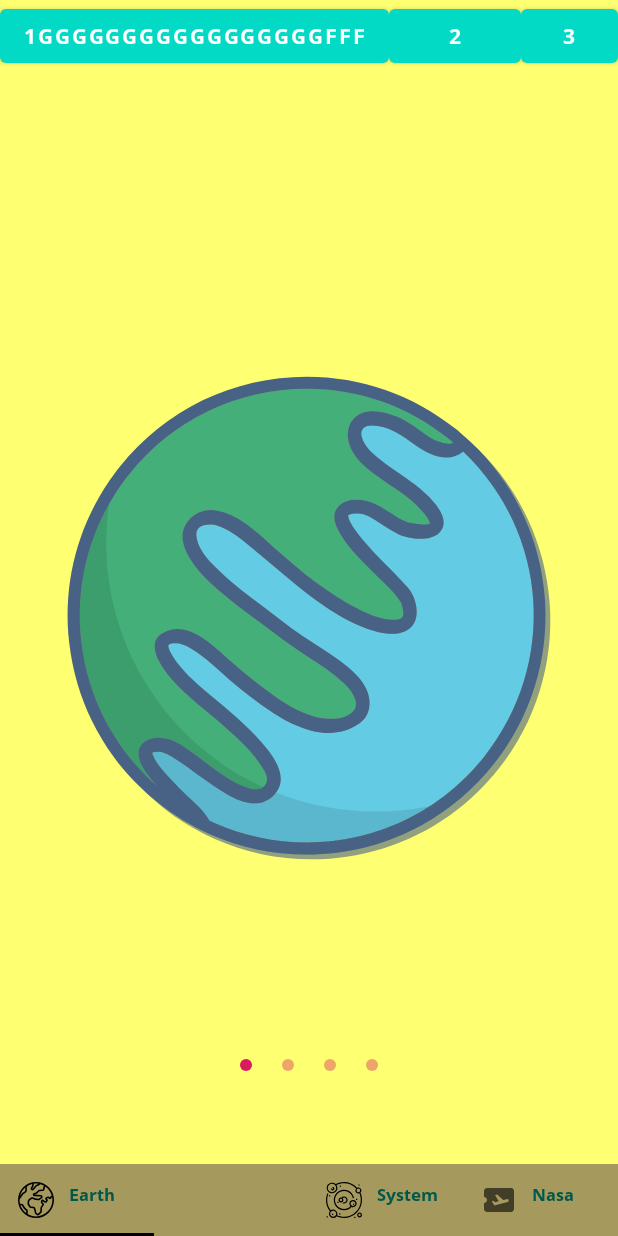
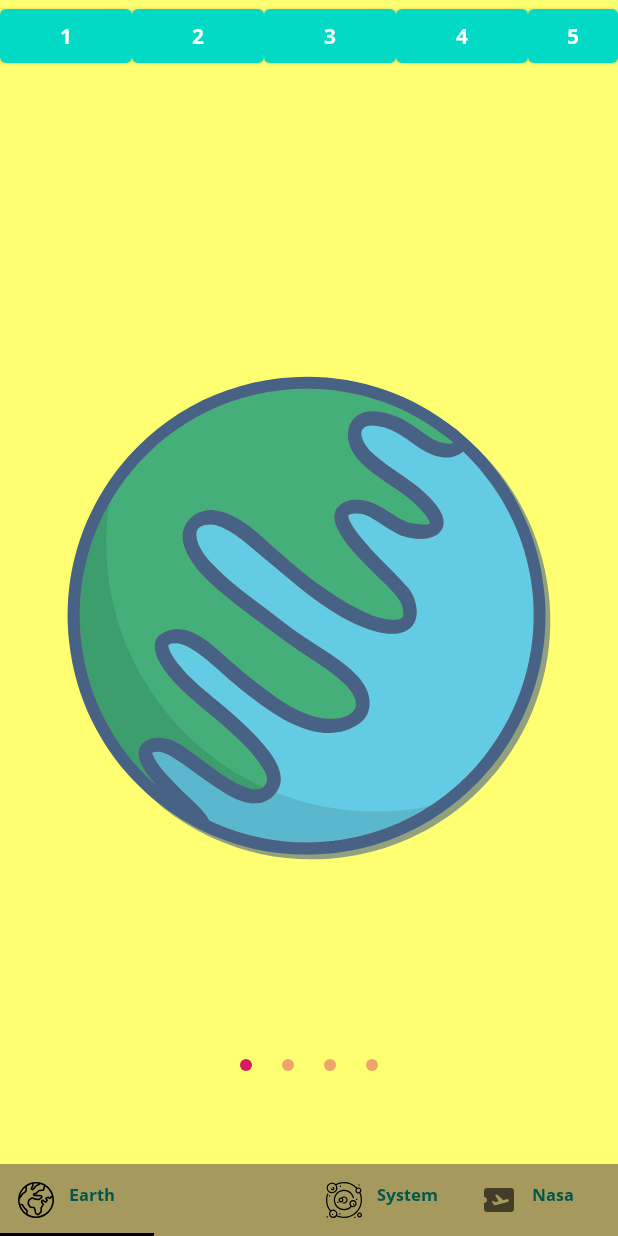
Before and after one commit to ip-droid/PiK4A, an Android app: the screen it shows after launch (ApiActivity), on a phone screen of 412 x 824 dp. Run offline under Robolectric (Android 15) with nearby library versions, the phone set to English and light mode, and no system bars; pictures from the network do not load; 1 statement that could not run was skipped.

Commit message:
Добавил группу в myGroup fragment_earth.xml

```diff
--- a/app/src/main/res/layout/fragment_earth.xml
+++ b/app/src/main/res/layout/fragment_earth.xml
@@ -14,47 +14,18 @@
         android:layout_height="150dp"
         android:orientation="horizontal">
 
-        <androidx.constraintlayout.widget.Guideline
-            android:id="@+id/gl1"
+        <androidx.constraintlayout.widget.Group
+            android:id="@+id/myGroup"
             android:layout_width="wrap_content"
             android:layout_height="wrap_content"
-            android:orientation="vertical"
-            app:layout_constraintGuide_percent="0.3" />
-
-        <androidx.constraintlayout.widget.Guideline
-            android:id="@+id/gl2"
-            android:layout_width="wrap_content"
-            android:layout_height="wrap_content"
-            android:orientation="horizontal"
-            app:layout_constraintGuide_percent="0.2" />
-
-        <androidx.constraintlayout.widget.Barrier
-            android:id="@+id/barrierEnd"
-            android:layout_width="wrap_content"
-            android:layout_height="wrap_content"
-            app:barrierDirection="end"
+            android:visibility="gone"
             app:constraint_referenced_ids="btn1,btn2,btn3"/>
-        <androidx.constraintlayout.widget.Barrier
-            android:id="@+id/barrierBottom"
-            android:layout_width="wrap_content"
-            android:layout_height="wrap_content"
-            app:barrierDirection="bottom"
-            app:constraint_referenced_ids="btn1,btn2,btn3"/>
-
-        <androidx.constraintlayout.widget.Barrier
-            android:id="@+id/barrierFor5"
-            android:layout_width="wrap_content"
-            android:layout_height="wrap_content"
-            app:barrierDirection="start"
-            app:constraint_referenced_ids="btn5"/>
-
 
         <Button
             android:id="@+id/btn1"
             android:layout_width="wrap_content"
             android:layout_height="wrap_content"
-            android:text="1gggggggggggggggggfff"
-            app:layout_constraintEnd_toEndOf="@id/barrierFor5"
+            android:text="1"
             app:layout_constraintStart_toStartOf="parent"
             app:layout_constraintHorizontal_bias="0" />
 
@@ -74,9 +45,7 @@
             android:id="@+id/btn4"
             android:layout_width="wrap_content"
             android:layout_height="wrap_content"
-            android:text="4"
-            app:layout_constraintStart_toEndOf="@id/barrierEnd"
-            app:layout_constraintTop_toBottomOf="@id/barrierBottom" />
+            android:text="4" />
 
         <Button
             android:id="@+id/btn5"
```
